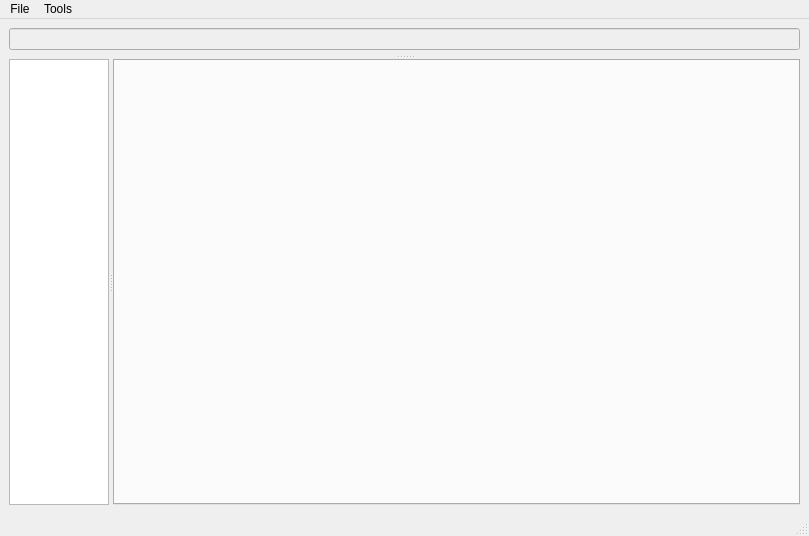
freestockso/s4, file source/db_sqlite_viewer/sqlviewer.ui: the form before one commit.
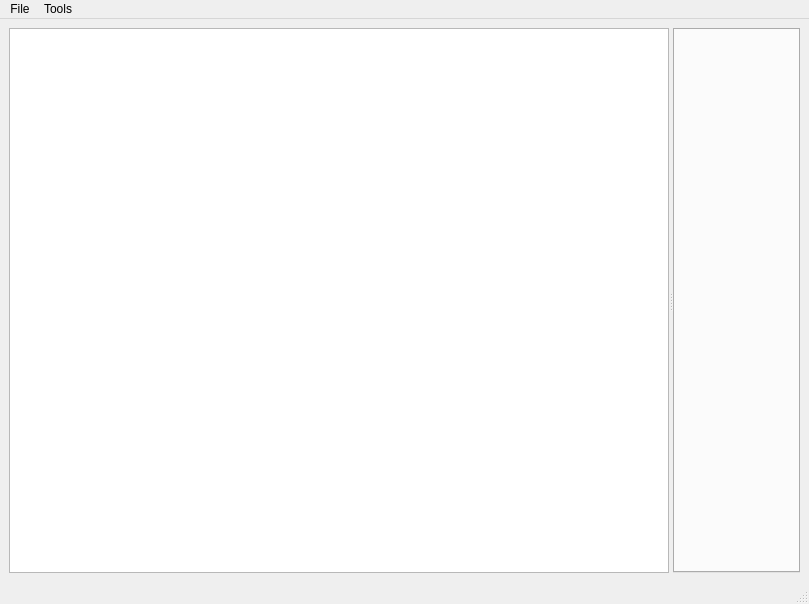
The form after the commit.

```diff
--- a/source/db_sqlite_viewer/sqlviewer.ui
+++ b/source/db_sqlite_viewer/sqlviewer.ui
@@ -7,9 +7,21 @@
     <x>0</x>
     <y>0</y>
     <width>809</width>
-    <height>536</height>
+    <height>604</height>
    </rect>
   </property>
+  <property name="minimumSize">
+   <size>
+    <width>0</width>
+    <height>604</height>
+   </size>
+  </property>
+  <property name="baseSize">
+   <size>
+    <width>0</width>
+    <height>20</height>
+   </size>
+  </property>
   <property name="windowTitle">
    <string>SqlViewer</string>
   </property>
@@ -20,52 +32,11 @@
       <property name="orientation">
        <enum>Qt::Vertical</enum>
       </property>
-      <widget class="QWidget" name="layoutWidget">
-       <layout class="QVBoxLayout" name="verticalLayout" stretch="0,1">
-        <property name="spacing">
-         <number>1</number>
-        </property>
-        <item>
-         <widget class="QSplitter" name="splitter">
-          <property name="orientation">
-           <enum>Qt::Horizontal</enum>
-          </property>
-          <widget class="QLineEdit" name="lineEdit">
-           <property name="enabled">
-            <bool>false</bool>
-           </property>
-           <property name="sizePolicy">
-            <sizepolicy hsizetype="MinimumExpanding" vsizetype="Fixed">
-             <horstretch>1</horstretch>
-             <verstretch>1</verstretch>
-            </sizepolicy>
-           </property>
-          </widget>
-         </widget>
-        </item>
-        <item>
-         <spacer name="horizontalSpacer_2">
-          <property name="orientation">
-           <enum>Qt::Horizontal</enum>
-          </property>
-          <property name="sizeType">
-           <enum>QSizePolicy::Expanding</enum>
-          </property>
-          <property name="sizeHint" stdset="0">
-           <size>
-            <width>40</width>
-            <height>5</height>
-           </size>
-          </property>
-         </spacer>
-        </item>
-       </layout>
-      </widget>
       <widget class="QSplitter" name="splitter_2">
        <property name="sizePolicy">
-        <sizepolicy hsizetype="MinimumExpanding" vsizetype="Preferred">
-         <horstretch>1</horstretch>
-         <verstretch>3</verstretch>
+        <sizepolicy hsizetype="Expanding" vsizetype="Preferred">
+         <horstretch>0</horstretch>
+         <verstretch>0</verstretch>
         </sizepolicy>
        </property>
        <property name="layoutDirection">
@@ -74,13 +45,19 @@
        <property name="orientation">
         <enum>Qt::Horizontal</enum>
        </property>
-       <widget class="QListView" name="listView">
+       <widget class="QTreeView" name="dbTree">
         <property name="sizePolicy">
-         <sizepolicy hsizetype="MinimumExpanding" vsizetype="Expanding">
-          <horstretch>0</horstretch>
-          <verstretch>3</verstretch>
+         <sizepolicy hsizetype="Minimum" vsizetype="Expanding">
+          <horstretch>1</horstretch>
+          <verstretch>0</verstretch>
          </sizepolicy>
         </property>
+        <property name="minimumSize">
+         <size>
+          <width>60</width>
+          <height>0</height>
+         </size>
+        </property>
         <property name="baseSize">
          <size>
           <width>100</width>
@@ -93,11 +70,17 @@
        </widget>
        <widget class="QTabWidget" name="tabWidget">
         <property name="sizePolicy">
-         <sizepolicy hsizetype="MinimumExpanding" vsizetype="Expanding">
-          <horstretch>1</horstretch>
-          <verstretch>3</verstretch>
+         <sizepolicy hsizetype="Maximum" vsizetype="Expanding">
+          <horstretch>3</horstretch>
+          <verstretch>0</verstretch>
          </sizepolicy>
         </property>
+        <property name="minimumSize">
+         <size>
+          <width>0</width>
+          <height>0</height>
+         </size>
+        </property>
         <property name="currentIndex">
          <number>-1</number>
         </property>
```
Left out of the diff: 9 changed lines with no effect on the pictures.
